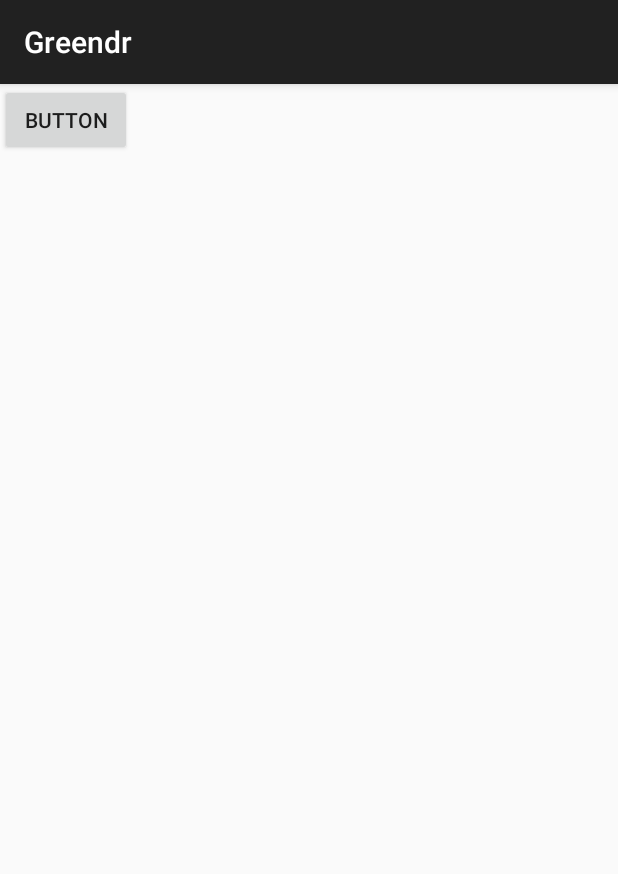
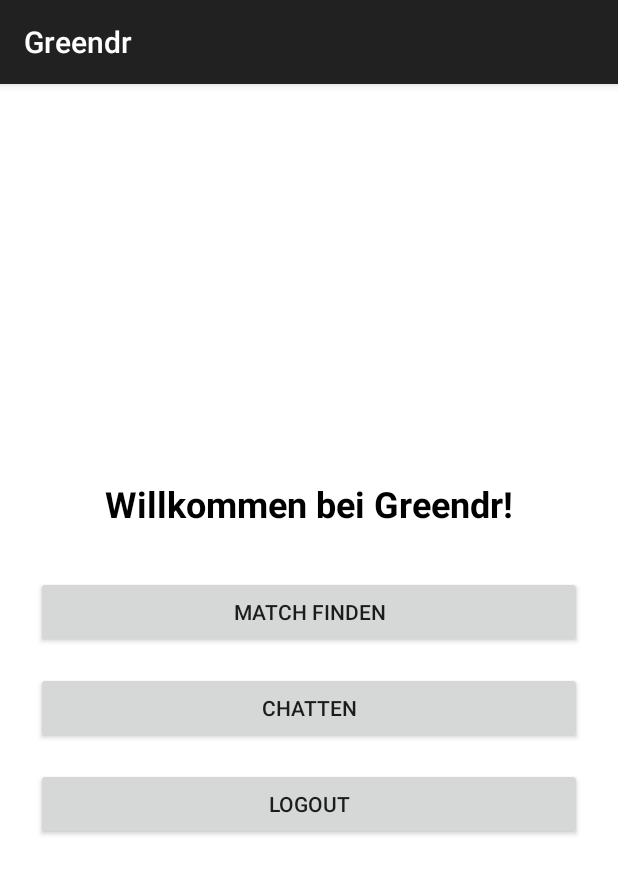
Before and after one commit to JanBusson/Greend-for-Android, an Android app built with Jetpack Compose: the fragment WelcomeFragment placed in its activity, on a phone screen of 412 x 824 dp. Shown: the top 874 px of the screen. Run offline under Robolectric (Android 15) with nearby library versions, the phone set to English and light mode, and no system bars; our stand-ins replace Firebase (no records; nobody signed in at launch, a user with empty details on screens opened directly).

Commit message:
Start Fragment completet, First draft for WelcomeFragment

```diff
--- a/app/src/main/java/com/example/greendr/MainActivity.java
+++ b/app/src/main/java/com/example/greendr/MainActivity.java
@@ -3,20 +3,28 @@ package com.example.greendr;
 import android.os.Bundle;
 
 import androidx.appcompat.app.AppCompatActivity;
+import androidx.fragment.app.Fragment;
 
+/*##################################################
+Die Main Activity dient als Container für die anderen App Abschnitte.
+Diese werden als Fragments umgesetzt. Das ist eine viel bessere Lösung als jeden Bereich
+als neue Activity abzuspeichern.
+##################################################*/
 public class MainActivity extends AppCompatActivity {
 
+    //Öffnet bei beginn der App das StartFragement
     @Override
     protected void onCreate(Bundle savedInstanceState) {
         super.onCreate(savedInstanceState);
-        setContentView(R.layout.activity_main); // Das Layout mit dem Fragment-Container
+        setContentView(R.layout.activity_main);
 
         if (savedInstanceState == null) {
-            openFragment(new StartFragment()); // oder WelcomeFragment/LoginFragment
+            openFragment(new StartFragment());
         }
     }
 
-    public void openFragment(StartFragment fragment) {
+    //Diese Methode hilft beim Knopfdruck auf einen anderen Bereich zu wechseln
+    public void openFragment(Fragment fragment) {
         getSupportFragmentManager()
                 .beginTransaction()
                 .replace(R.id.fragment_container, fragment)
--- a/app/src/main/java/com/example/greendr/StartFragment.java
+++ b/app/src/main/java/com/example/greendr/StartFragment.java
@@ -1,8 +1,6 @@
 package com.example.greendr;
 
-import android.content.Intent;
 import android.os.Bundle;
-import android.util.Log;
 import android.view.LayoutInflater;
 import android.view.View;
 import android.view.ViewGroup;
@@ -12,14 +10,10 @@ import androidx.annotation.NonNull;
 import androidx.annotation.Nullable;
 import androidx.fragment.app.Fragment;
 
-import com.google.firebase.auth.FirebaseAuth;
-import com.google.firebase.auth.FirebaseUser;
-import com.google.firebase.database.DatabaseReference;
-
 public class StartFragment extends Fragment {
 
     public StartFragment() {
-        // Required empty public constructor
+        // Leerer Konstruktor
     }
 
     @Nullable
@@ -28,39 +22,30 @@ public class StartFragment extends Fragment {
                              @Nullable ViewGroup container,
                              @Nullable Bundle savedInstanceState) {
 
-        View view = inflater.inflate(R.layout.start_view, container, false);
+        View view = inflater.inflate(R.layout.fragment_start, container, false);
 
-//        Button openSecondBtn = view.findViewById(R.id.button_open_second);
-//        openSecondBtn.setOnClickListener(v -> {
-//            // Fragmentwechsel statt Intent!
+        Button openSecondBtn = view.findViewById(R.id.button_open_second);
+        Button registerBtn = view.findViewById(R.id.button_register);
+        Button helpBtn = view.findViewById(R.id.button_help);
+
+        openSecondBtn.setOnClickListener(v -> {
+            if (getActivity() instanceof MainActivity) {
+                ((MainActivity) getActivity()).openFragment(new LoginFragment());
+            }
+        });
+
+        registerBtn.setOnClickListener(v -> {
 //            if (getActivity() instanceof MainActivity) {
-//                ((MainActivity) getActivity()).openFragment(new LoginFragment());
+//                ((MainActivity) getActivity()).openFragment(new RegisterFragment());
 //            }
-//        });
+        });
 
-        FirebaseAuth auth = FirebaseAuth.getInstance();
+        helpBtn.setOnClickListener(v -> {
+//            if (getActivity() instanceof MainActivity) {
+//                ((MainActivity) getActivity()).openFragment(new PasswordRecoveryFragment());
+//            }
+        });
 
-        String testEmail = "testuser@example.com";
-        String testPassword = "123456";
-
-        auth.createUserWithEmailAndPassword(testEmail, testPassword)
-                .addOnCompleteListener(task -> {
-                    if (task.isSuccessful()) {
-                        FirebaseUser user = auth.getCurrentUser();
-                        String uid = user.getUid();
-
-                        UserProfile testProfile = new UserProfile("Anna", 25, "Sport, Musik");
-
-                        DatabaseReference userRef = FirebaseInstance.getDatabase()
-                                .getReference("users").child(uid);
-
-                        userRef.setValue(testProfile);
-
-                        Log.d("FirebaseAuth", "Testuser erstellt: " + uid);
-                    } else {
-                        Log.e("FirebaseAuth", "Fehler: " + task.getException().getMessage());
-                    }
-                });
         return view;
     }
 }
--- a/app/src/main/java/com/example/greendr/WelcomeFragment.java
+++ b/app/src/main/java/com/example/greendr/WelcomeFragment.java
@@ -26,52 +26,27 @@ public class WelcomeFragment extends Fragment {
     @Override
     public View onCreateView(@NonNull LayoutInflater inflater, @Nullable ViewGroup container,
                              @Nullable Bundle savedInstanceState) {
-        View view = inflater.inflate(R.layout.welcome_view, container, false);
+        View view = inflater.inflate(R.layout.fragment_welcome, container, false);
 
-        Button logoutBtn = view.findViewById(R.id.logout);
+        Button matchBtn = view.findViewById(R.id.button_find_match);
+        Button chatBtn = view.findViewById(R.id.button_chat);
+        Button logoutBtn = view.findViewById(R.id.button_logout);
+
+        matchBtn.setOnClickListener(v -> {
+            // TODO: MatchActivity starten
+            Log.d("WelcomeFragment", "Match finden geklickt");
+        });
+
+        chatBtn.setOnClickListener(v -> {
+            // TODO: ChatActivity starten
+            Log.d("WelcomeFragment", "Chatten geklickt");
+        });
 
         logoutBtn.setOnClickListener(v -> {
-            FirebaseUser user = FirebaseAuth.getInstance().getCurrentUser();
-            if (user != null) {
-                String uid = user.getUid();
-
-                DatabaseReference userRef = FirebaseDatabase.getInstance()
-                        .getReference("users")
-                        .child(uid);
-
-                userRef.setValue(new UserProfile("Anna", 25, "Sport, Musik"));
-            }
-
-            // Fragmentwechsel zurück zur Startansicht
-            if (getActivity() instanceof MainActivity) {
-                ((MainActivity) getActivity()).openFragment(new StartFragment());
-            }
+            FirebaseAuth.getInstance().signOut();
+            // TODO: Zurück zum LoginScreen navigieren
+            Log.d("WelcomeFragment", "Logout ausgeführt");
         });
-
-        FirebaseAuth auth = FirebaseAuth.getInstance();
-
-        String testEmail = "testuser@example.com";
-        String testPassword = "123456";
-
-        auth.createUserWithEmailAndPassword(testEmail, testPassword)
-                .addOnCompleteListener(task -> {
-                    if (task.isSuccessful()) {
-                        FirebaseUser user = auth.getCurrentUser();
-                        String uid = user.getUid();
-
-                        UserProfile testProfile = new UserProfile("Anna", 25, "Sport, Musik");
-
-                        DatabaseReference userRef = FirebaseInstance.getDatabase()
-                                .getReference("users").child(uid);
-
-                        userRef.setValue(testProfile);
-
-                        Log.d("FirebaseAuth", "Testuser erstellt: " + uid);
-                    } else {
-                        Log.e("FirebaseAuth", "Fehler: " + task.getException().getMessage());
-                    }
-                });
-
 
         return view;
     }
--- /dev/null
+++ b/app/src/main/res/layout/fragment_welcome.xml
@@ -0,0 +1,40 @@
+<?xml version="1.0" encoding="utf-8"?>
+<LinearLayout xmlns:android="http://schemas.android.com/apk/res/android"
+    android:layout_width="match_parent"
+    android:layout_height="match_parent"
+    android:orientation="vertical"
+    android:padding="24dp"
+    android:gravity="center"
+    android:background="@android:color/white">
+
+    <TextView
+        android:id="@+id/welcomeText"
+        android:layout_width="wrap_content"
+        android:layout_height="wrap_content"
+        android:text="@string/promt_welcome"
+        android:textSize="24sp"
+        android:textStyle="bold"
+        android:layout_marginBottom="32dp"
+        android:textColor="#000000" />
+
+    <Button
+        android:id="@+id/button_find_match"
+        android:layout_width="match_parent"
+        android:layout_height="wrap_content"
+        android:text="@string/button_findMatch"
+        android:layout_marginBottom="16dp" />
+
+    <Button
+        android:id="@+id/button_chat"
+        android:layout_width="match_parent"
+        android:layout_height="wrap_content"
+        android:text="@string/chat"
+        android:layout_marginBottom="16dp" />
+
+    <Button
+        android:id="@+id/button_logout"
+        android:layout_width="match_parent"
+        android:layout_height="wrap_content"
+        android:text="@string/button_logout" />
+
+</LinearLayout>
--- a/app/src/main/res/layout/welcome_view.xml
+++ /dev/null
@@ -1,14 +0,0 @@
-<?xml version="1.0" encoding="utf-8"?>
-<androidx.constraintlayout.widget.ConstraintLayout xmlns:android="http://schemas.android.com/apk/res/android"
-    xmlns:tools="http://schemas.android.com/tools"
-    android:layout_width="match_parent"
-    android:layout_height="match_parent">
-
-    <Button
-        android:id="@+id/logout"
-        android:layout_width="wrap_content"
-        android:layout_height="wrap_content"
-        android:text="Button"
-        tools:layout_editor_absoluteX="155dp"
-        tools:layout_editor_absoluteY="312dp" />
-</androidx.constraintlayout.widget.ConstraintLayout>
--- a/app/src/main/res/values/strings.xml
+++ b/app/src/main/res/values/strings.xml
@@ -1,3 +1,15 @@
+<!-- Ressourcen für bessere Skallierbarkeit, Variablenname Englisch- Inhalt deutsch -->
+
 <resources>
     <string name="app_name">Greendr</string>
+    <string name="button_login">Login</string>
+    <string name="button_logout">Logout</string>
+    <string name="button_register">Registrieren</string>
+    <string name="button_passwordRecovery">Passwort vergessen?</string>
+    <string name="promt_username">Benutzername</string>
+    <string name="promt_password">Passwort</string>
+    <string name="button_back">Go Back</string>
+    <string name="button_findMatch">Match finden</string>
+    <string name="chat">Chatten</string>
+    <string name="promt_welcome">Willkommen bei Greendr!</string>
 </resources>
```
Also changed, not shown: app/src/main/java/com/example/greendr/LoginFragment.java (added, +63 -0 lines), app/src/main/java/com/example/greendr/LoginView.java (deleted, +0 -45 lines), app/src/main/res/layout/fragment_login.xml (added, +38 -0 lines), app/src/main/res/layout/fragment_start.xml (added, +29 -0 lines), app/src/main/res/layout/login_view.xml (deleted, +0 -33 lines), app/src/main/res/layout/start_view.xml (deleted, +0 -20 lines).
